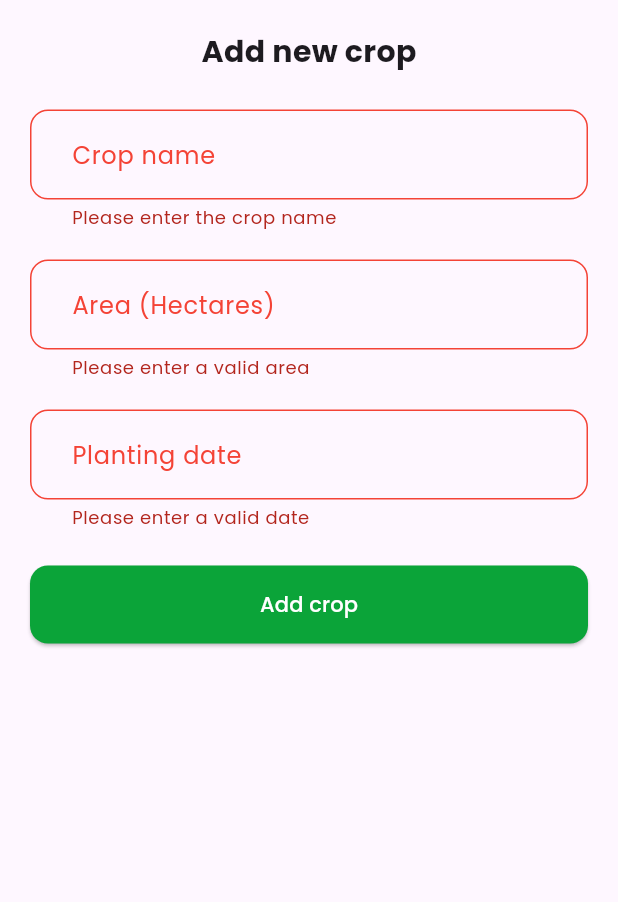
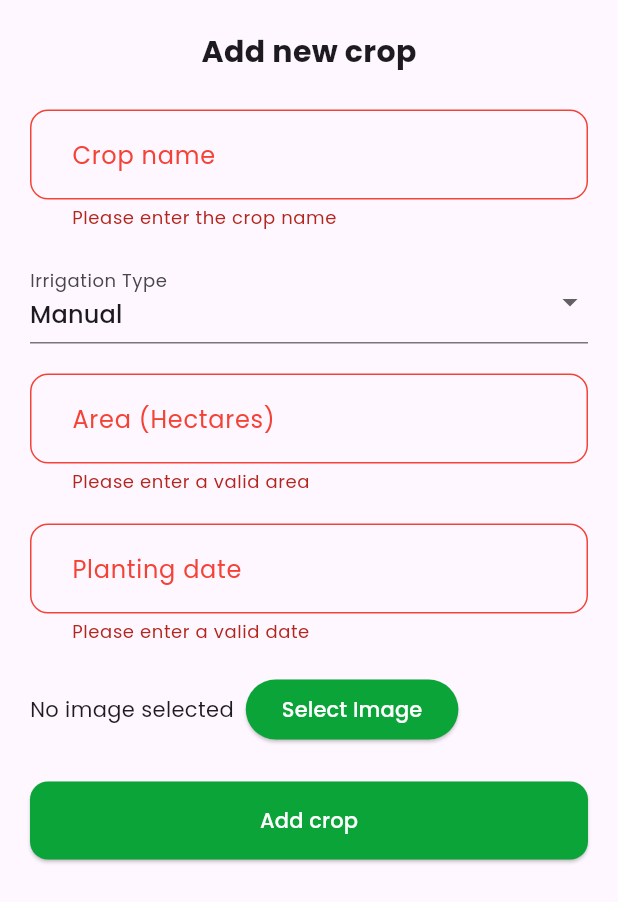
Before and after one commit to IoT-Solutions-SW71-Grupo-4/Ayni-MobileApplication, a Flutter app: the AddCropModal widget shown alone on an empty page, opened directly, after a tap on "Add crop", on a phone screen of 412 x 824 dp. Shown: the top 902 px of the screen. Run offline on Flutter 3.47's test engine with Material 3 defaults, Android fonts, the phone set to English and light mode, and no system bars; our stand-ins replace flutter_dotenv, flutter_secure_storage, fluttertoast, get, go_router, google_fonts and 3 more; accounts and stored records are empty.

Commit message:
feat(bc-crops): add crop with image v1 (con fallas)

```diff
--- a/lib/home/models/crop.dart
+++ b/lib/home/models/crop.dart
@@ -1,16 +1,50 @@
 class Crop {
-  final int id;
-  final String name;
+  int id;
+  String cropName;
+  String irrigationType;
+  int area;
+  String plantingDate;
+  int farmerId;
+  String imageUrl;
 
   Crop({
     required this.id,
-    required this.name,
+    required this.cropName,
+    required this.irrigationType,
+    required this.area,
+    required this.plantingDate,
+    required this.farmerId,
+    required this.imageUrl,
   });
 
-  factory Crop.fromJson(Map<String, dynamic> json) {
+  factory Crop.fromJson(Map<String, dynamic> json) => Crop(
+    id: json["id"],
+    cropName: json["cropName"],
+    irrigationType: json["irrigationType"],
+    area: json["area"],
+    plantingDate: json["plantingDate"],
+    farmerId: json["farmerId"],
+    imageUrl: json["imageUrl"],
+  );
+
+  // Método copyWith
+  Crop copyWith({
+    int? id,
+    String? cropName,
+    String? irrigationType,
+    int? area,
+    String? plantingDate,
+    int? farmerId,
+    String? imageUrl,
+  }) {
     return Crop(
-      id: json['id'],
-      name: json['name'],
+      id: id ?? this.id,
+      cropName: cropName ?? this.cropName,
+      irrigationType: irrigationType ?? this.irrigationType,
+      area: area ?? this.area,
+      plantingDate: plantingDate ?? this.plantingDate,
+      farmerId: farmerId ?? this.farmerId,
+      imageUrl: imageUrl ?? this.imageUrl,
     );
   }
 }
--- a/lib/home/widgets/new_crop_modal.dart
+++ b/lib/home/widgets/new_crop_modal.dart
@@ -1,8 +1,14 @@
+import 'dart:io';
+
 import 'package:ayni_mobile_app/shared/utils/colors.dart';
 import 'package:ayni_mobile_app/shared/widgets/text_fields/date_field_widget.dart';
 import 'package:ayni_mobile_app/shared/widgets/text_fields/number_field_widget.dart';
 import 'package:ayni_mobile_app/shared/widgets/text_fields/string_field_widget.dart';
 import 'package:flutter/material.dart';
+import 'package:flutter_secure_storage/flutter_secure_storage.dart';
+import 'package:image_picker/image_picker.dart';
+import '../../crop/services/crop_service.dart';
+
 
 class AddCropModal extends StatefulWidget {
   const AddCropModal({super.key});
@@ -12,10 +18,15 @@ class AddCropModal extends StatefulWidget {
 }
 
 class _AddCropModalState extends State<AddCropModal> {
+  final FlutterSecureStorage _storage = const FlutterSecureStorage();
   final GlobalKey<FormState> _formKey = GlobalKey<FormState>();
   final TextEditingController _cropNameController = TextEditingController();
   final TextEditingController _areaController = TextEditingController();
   final TextEditingController _plantingDateController = TextEditingController();
+
+  final CropService _cropService = CropService();
+  File? _selectedImage;
+  String _irrigationType = "Manual"; // Default irrigation type
 
   String? _validateCropName(String? value) {
     if (value == null || value.isEmpty) {
@@ -56,12 +67,51 @@ class _AddCropModalState extends State<AddCropModal> {
     return null;
   }
 
-  void _submitForm() {
-    if (_formKey.currentState!.validate()) {
-      Navigator.of(context).pop();
-      showSuccessBottomSheet(context);
+  Future<void> _pickImage() async {
+    final picker = ImagePicker();
+    final pickedFile = await picker.pickImage(source: ImageSource.gallery);
+
+    if (pickedFile != null) {
+      setState(() {
+        _selectedImage = File(pickedFile.path); // Asigna el archivo seleccionado
+      });
+    } else {
+      ScaffoldMessenger.of(context).showSnackBar(
+        const SnackBar(content: Text('Please select an image.')),
+      );
     }
   }
+
+  Future<void> _submitForm() async {
+    if (_formKey.currentState!.validate()) {
+      if (_selectedImage == null) {
+        ScaffoldMessenger.of(context).showSnackBar(
+          const SnackBar(content: Text('Please select an image.')),
+        );
+        return;
+      }
+
+      try {
+        // Llama al servicio para crear el cultivo
+        await _cropService.createCrop(
+          cropName: _cropNameController.text,
+          irrigationType: _irrigationType,
+          area: int.parse(_areaController.text),
+          plantingDate: _plantingDateController.text,
+          farmerId: int.parse((await _storage.read(key: 'id'))!),
+          imagePath: _selectedImage!.path,
+        );
+
+        Navigator.of(context).pop(); // Cierra el modal
+        showSuccessBottomSheet(context); // Muestra la confirmación
+      } catch (error) {
+        ScaffoldMessenger.of(context).showSnackBar(
+          SnackBar(content: Text('Failed to add crop: $error')),
+        );
+      }
+    }
+  }
+
 
   @override
   Widget build(BuildContext context) {
@@ -91,6 +141,20 @@ class _AddCropModalState extends State<AddCropModal> {
                   validator: _validateCropName,
                 ),
                 const SizedBox(height: 20),
+                DropdownButtonFormField<String>(
+                  value: _irrigationType,
+                  items: const [
+                    DropdownMenuItem(value: "Manual", child: Text("Manual")),
+                    DropdownMenuItem(value: "Automatic", child: Text("Automatic")),
+                  ],
+                  onChanged: (value) {
+                    setState(() {
+                      _irrigationType = value!;
+                    });
+                  },
+                  decoration: const InputDecoration(labelText: "Irrigation Type"),
+                ),
+                const SizedBox(height: 20),
                 NumberFieldWidget(
                   controller: _areaController,
                   labelText: "Area (Hectares)",
@@ -101,6 +165,28 @@ class _AddCropModalState extends State<AddCropModal> {
                   controller: _plantingDateController,
                   labelText: "Planting date",
                   validator: _validatePlantingDate,
+                ),
+                const SizedBox(height: 20),
+                Row(
+                  children: [
+                    _selectedImage != null
+                        ? Image.file(
+                      _selectedImage!,
+                      height: 80,
+                      width: 80,
+                      fit: BoxFit.cover,
+                    )
+                        : const Text("No image selected"),
+                    const SizedBox(width: 8),
+                    ElevatedButton(
+                      onPressed: _pickImage,
+                      style: ElevatedButton.styleFrom(
+                        backgroundColor: colors["color-main-green"],
+                        foregroundColor: colors["color-white"],
+                      ),
+                      child: const Text("Select Image"),
+                    ),
+                  ],
                 ),
                 const SizedBox(height: 24),
                 ElevatedButton(
--- a/lib/irrigation/screens/irrigation_view.dart
+++ b/lib/irrigation/screens/irrigation_view.dart
@@ -148,7 +148,7 @@ class _IrrigationViewState extends State<IrrigationView> {
           backgroundColor: colors["color-light-green"],
           toolbarHeight: 70,
           title: Text(
-            widget.crop.name,
+            widget.crop.cropName,
             style: TextStyle(
               color: colors["color-text-black"],
               fontSize: 22,
```
Also changed, not shown: lib/crop/services/crop_service.dart (added, +33 -0 lines), lib/home/screens/home_view.dart (+55 -11 lines), lib/home/widgets/crops_list_widget.dart (+32 -17 lines), lib/shared/api/base_service.dart (+30 -1 lines).
